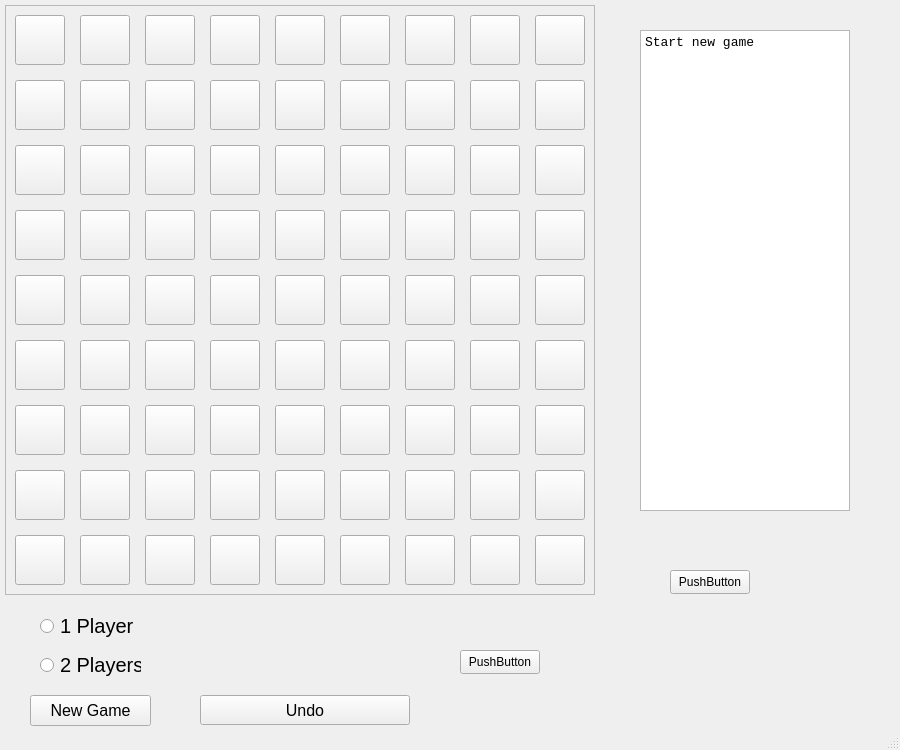
Before: the Qt Designer form quoridor.ui in crimvael/quoridor, drawn with Qt 5.
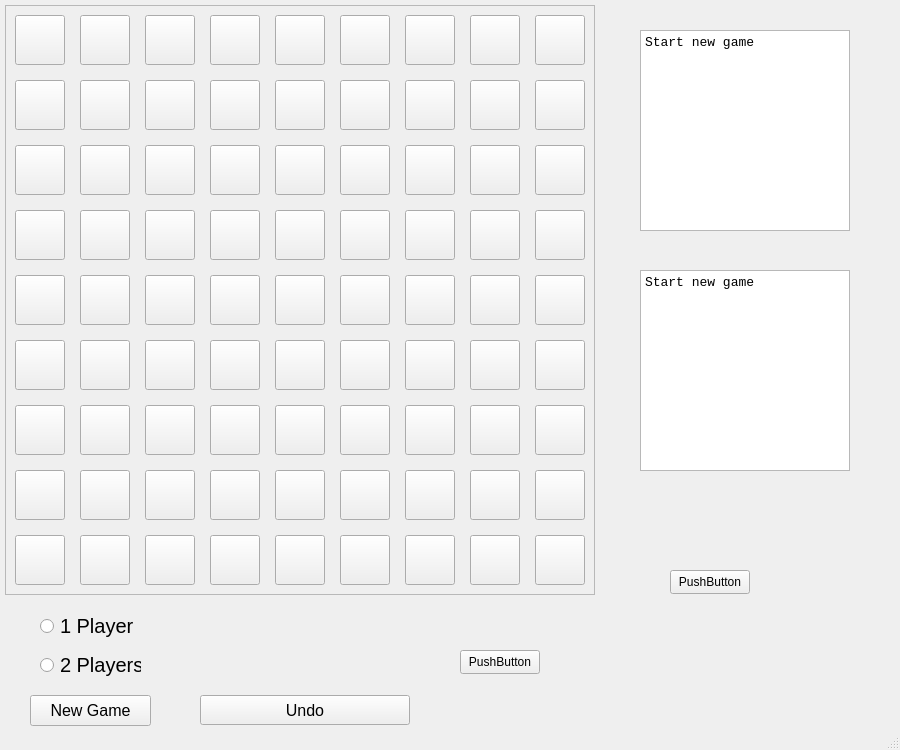
After: the same form once the commit is applied.

```diff
--- a/quoridor.ui
+++ b/quoridor.ui
@@ -1613,7 +1613,7 @@
       <x>640</x>
       <y>30</y>
       <width>210</width>
-      <height>481</height>
+      <height>201</height>
      </rect>
     </property>
     <property name="font">
@@ -1656,6 +1656,29 @@
      <string>PushButton</string>
     </property>
    </widget>
+   <widget class="QTextBrowser" name="textBrowser_2">
+    <property name="geometry">
+     <rect>
+      <x>640</x>
+      <y>270</y>
+      <width>210</width>
+      <height>201</height>
+     </rect>
+    </property>
+    <property name="font">
+     <font>
+      <family>Courier New</family>
+      <pointsize>10</pointsize>
+     </font>
+    </property>
+    <property name="html">
+     <string>&lt;!DOCTYPE HTML PUBLIC &quot;-//W3C//DTD HTML 4.0//EN&quot; &quot;http://www.w3.org/TR/REC-html40/strict.dtd&quot;&gt;
+&lt;html&gt;&lt;head&gt;&lt;meta name=&quot;qrichtext&quot; content=&quot;1&quot; /&gt;&lt;meta charset=&quot;utf-8&quot; /&gt;&lt;style type=&quot;text/css&quot;&gt;
+p, li { white-space: pre-wrap; }
+&lt;/style&gt;&lt;/head&gt;&lt;body style=&quot; font-family:'Courier New'; font-size:10pt; font-weight:400; font-style:normal;&quot;&gt;
+&lt;p style=&quot; margin-top:0px; margin-bottom:0px; margin-left:0px; margin-right:0px; -qt-block-indent:0; text-indent:0px;&quot;&gt;Start new game&lt;/p&gt;&lt;/body&gt;&lt;/html&gt;</string>
+    </property>
+   </widget>
   </widget>
   <widget class="QMenuBar" name="menubar">
    <property name="geometry">
```
